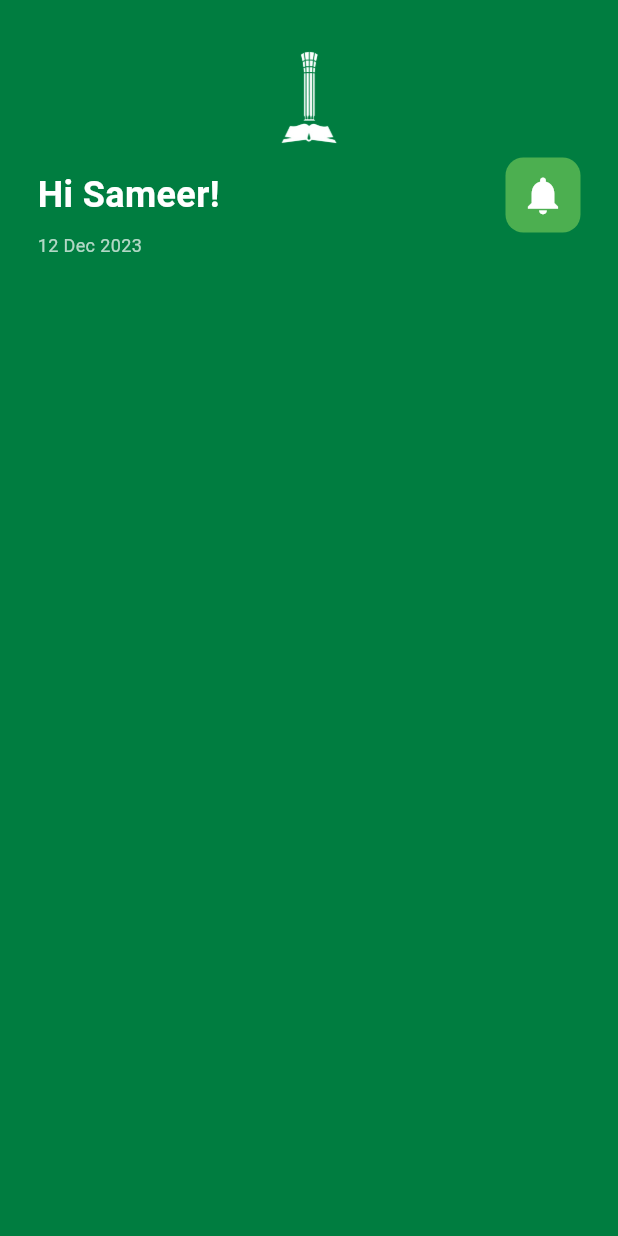
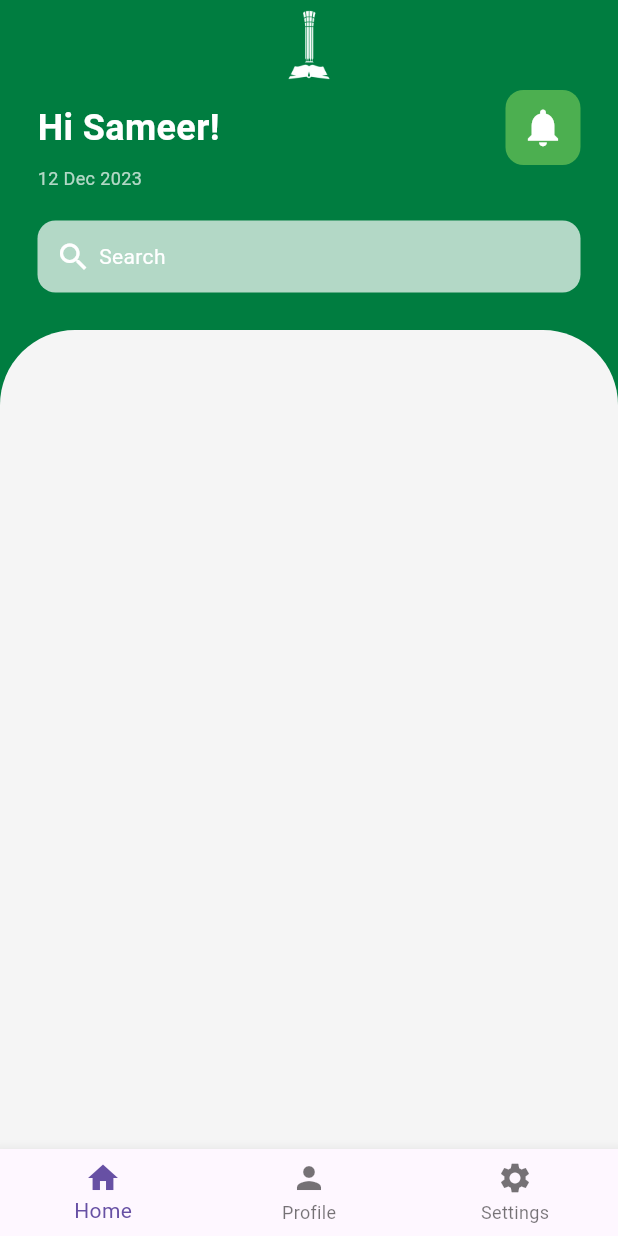
Before and after one commit to SultanAbbas0/TeamXtreme, a Flutter app: the screen it shows after launch, on a phone screen of 412 x 824 dp. Run offline on Flutter 3.47's test engine with Material 3 defaults, Android fonts, the phone set to English and light mode, and no system bars.

Commit message:
Commit Changes in the page

```diff
--- a/lib/home.dart
+++ b/lib/home.dart
@@ -13,18 +13,20 @@ class _homePageState extends State<homePage> {
     return MaterialApp(
       debugShowCheckedModeBanner: false,
       home: Scaffold(
+        bottomNavigationBar: bottomNev(),
         backgroundColor: const Color(0xFF007d40),
         body: SafeArea(
-          child: Padding(
-            padding: const EdgeInsets.all(25.0),
           child: Column(
-              crossAxisAlignment: CrossAxisAlignment.start,
+            children: [
+              Padding(
+                padding: const EdgeInsets.symmetric(horizontal: 25),
+                child: Column(
                   children: [
                     Container(
                       alignment: Alignment.center,
                       child: Image.asset(
                         'assets/images/kfupm.png',
-                    height: 80,
+                        height: 60,
                         width: 80,
                         alignment: Alignment.center,
                       ),
@@ -54,18 +56,89 @@ class _homePageState extends State<homePage> {
                         ),
                       ],
                     ),
-                const Text(
+                    Container(
+                      alignment: Alignment.centerLeft,
+                      child: const Text(
                         "12 Dec 2023 ",
                         style: TextStyle(
                           color: Colors.white70,
                           fontSize: 12,
                         ),
                       ),
+                    ),
+
+                    SizedBox(
+                      height: 20,
+                    ),
+                    // Search Bar
+                    SearchBar(),
                   ],
                 ),
+              ),
+              SizedBox(
+                height: 25,
+              ),
+              Expanded(
+                  child: ClipRRect(
+                borderRadius: BorderRadius.only(
+                    topLeft: Radius.circular(50),
+                    topRight: Radius.circular(50)),
+                child: Container(
+                  color: Colors.grey[100],
+                ),
+              ))
+            ],
           ),
         ),
       ),
     );
   }
+
+  Container SearchBar() {
+    return Container(
+      decoration: const BoxDecoration(
+        color: Colors.white70,
+        borderRadius: BorderRadius.all(
+          Radius.circular(12),
+        ),
+      ),
+      padding: const EdgeInsets.all(12),
+      child: Row(
+        children: [
+          Icon(
+            Icons.search,
+            color: Colors.white,
+          ),
+          const SizedBox(
+            width: 5,
+          ),
+          Text(
+            "Search",
+            style: TextStyle(
+              color: Colors.white,
+            ),
+          ),
+        ],
+      ),
+    );
   }
+}
+
+BottomNavigationBar bottomNev() {
+  return BottomNavigationBar(
+    items: [
+      BottomNavigationBarItem(
+        icon: Icon(Icons.home),
+        label: "Home",
+      ),
+      BottomNavigationBarItem(
+        icon: Icon(Icons.person),
+        label: "Profile",
+      ),
+      BottomNavigationBarItem(
+        icon: Icon(Icons.settings),
+        label: "Settings",
+      ),
+    ],
+  );
+}
```
Lines whose indentation alone changed are shown as unchanged.
